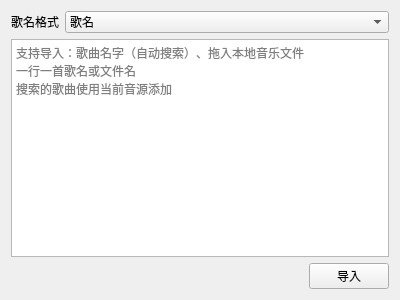
Above: order_player/importsongsdialog.ui from iwxyi/Bilibili-MagicalDanmaku before the change. Below: the same form after it.
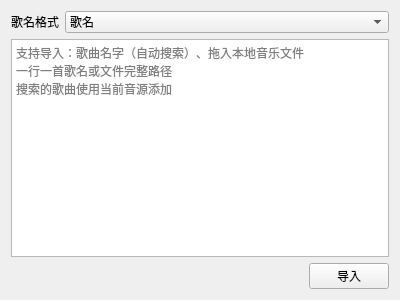
That is the form after the change.

Commit message: 播放本地歌曲时自动搜索封面

```diff
--- a/order_player/importsongsdialog.ui
+++ b/order_player/importsongsdialog.ui
@@ -66,7 +66,7 @@
     <widget class="QPlainTextEdit" name="plainTextEdit">
      <property name="placeholderText">
       <string>支持导入：歌曲名字（自动搜索）、拖入本地音乐文件
-一行一首歌名或文件名
+一行一首歌名或文件完整路径
 搜索的歌曲使用当前音源添加</string>
      </property>
     </widget>
```
The commit also changes 2 other files.
